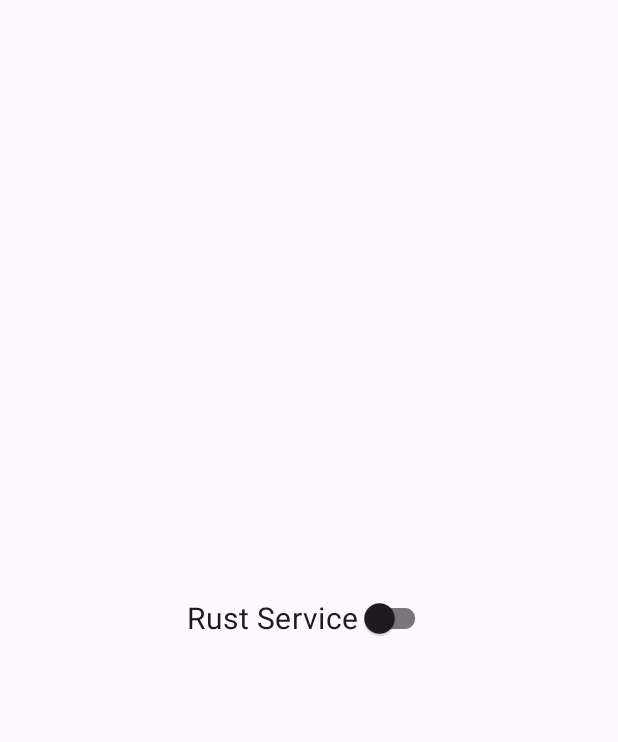
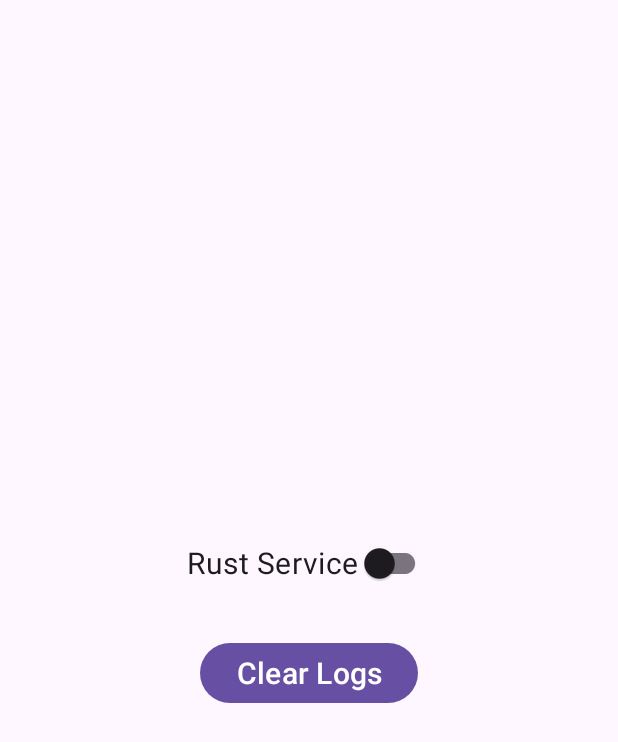
Before and after one commit to Erik1000/car, an Android app: the screen it shows after launch (MainActivity), on a phone screen of 412 x 824 dp. Shown: the top 742 px of the screen. Run offline under Robolectric (Android 15) with nearby library versions, the phone set to English and light mode, and no system bars.

Commit message:
added clearLogs button

```diff
--- a/android-app/app/src/main/java/com/example/rustapp/MainActivity.java
+++ b/android-app/app/src/main/java/com/example/rustapp/MainActivity.java
@@ -3,9 +3,14 @@ package com.example.rustapp;
 import android.content.Intent;
 import android.os.Build;
 import android.os.Bundle;
+import android.widget.Button;
+import android.widget.Toast;
 
 import androidx.appcompat.app.AppCompatActivity;
 import androidx.appcompat.widget.SwitchCompat;
+
+import java.io.File;
+import java.io.FileOutputStream;
 
 public class MainActivity extends AppCompatActivity {
     @Override
@@ -14,8 +19,8 @@ public class MainActivity extends AppCompatActivity {
 
         setContentView(R.layout.activity_main);
 
-        SwitchCompat serviceToggle = (SwitchCompat) findViewById(R.id.serviceToggle);
-        serviceToggle.setOnCheckedChangeListener((compoundButton, isChecked) -> {
+        ((SwitchCompat) findViewById(R.id.serviceToggle))
+                .setOnCheckedChangeListener((compoundButton, isChecked) -> {
                     Intent serviceIntent = new Intent(this, RustService.class);
                     if (isChecked)
                         if (Build.VERSION.SDK_INT >= Build.VERSION_CODES.O)
@@ -25,6 +30,14 @@ public class MainActivity extends AppCompatActivity {
                     else
                         stopService(serviceIntent);
                 });
+
+        ((Button) findViewById(R.id.clearLogs)).setOnClickListener(view -> {
+            try {
+                new FileOutputStream(new File(this.getFilesDir(), "fsmon_log.yaml")).close();
+                Toast.makeText(this, "Logs Cleared!", Toast.LENGTH_SHORT).show();
+            } catch (Exception e) {
+                Toast.makeText(this, "Failed to clear logs!", Toast.LENGTH_SHORT).show();
             }
-
+        });
     }
+}
--- a/android-app/app/src/main/res/layout/activity_main.xml
+++ b/android-app/app/src/main/res/layout/activity_main.xml
@@ -1,11 +1,12 @@
 <?xml version="1.0" encoding="utf-8"?>
-<RelativeLayout
+<LinearLayout
     xmlns:android="http://schemas.android.com/apk/res/android"
     xmlns:app="http://schemas.android.com/apk/res-auto"
     xmlns:tools="http://schemas.android.com/tools"
     android:layout_width="match_parent"
     android:layout_height="match_parent"
     android:gravity="center"
+    android:orientation="vertical"
     tools:context=".MainActivity">
 
     <androidx.appcompat.widget.SwitchCompat
@@ -18,4 +19,12 @@
         app:layout_constraintStart_toStartOf="parent"
         app:layout_constraintTop_toTopOf="parent" />
 
-</RelativeLayout>
+    <Button
+        android:id="@+id/clearLogs"
+        android:layout_height="wrap_content"
+        android:layout_width="wrap_content"
+        android:layout_marginTop="25dp"
+        android:text="Clear Logs"
+        android:textSize="20sp" />
+
+</LinearLayout>
```
Lines whose indentation alone changed are shown as unchanged.
